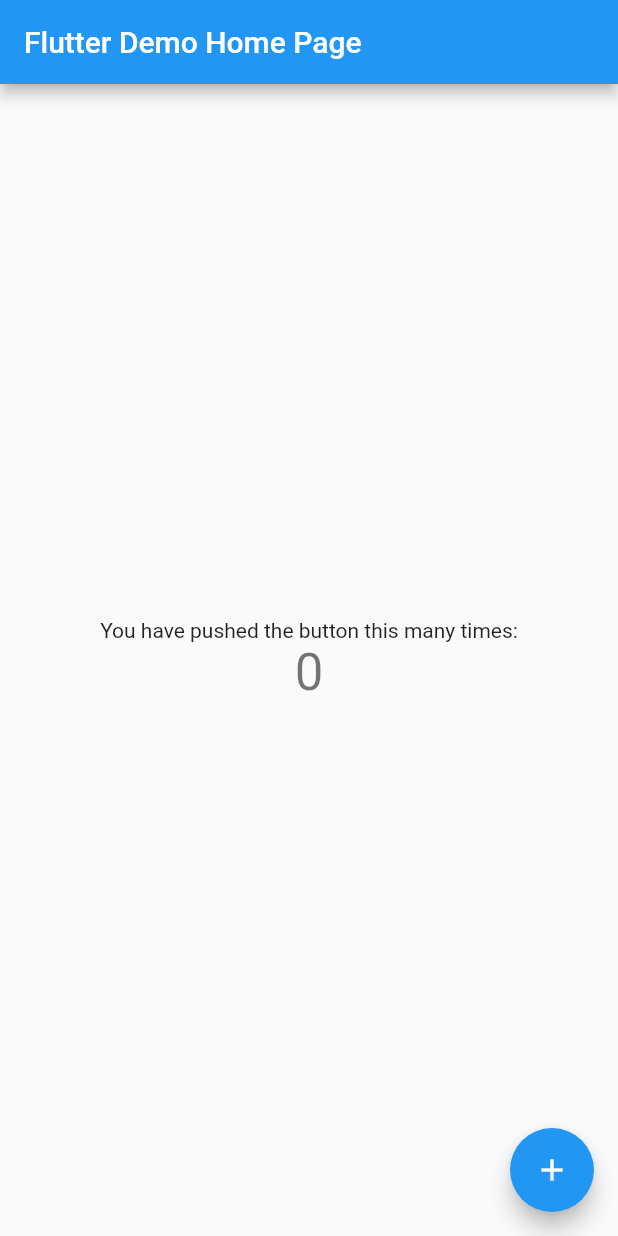
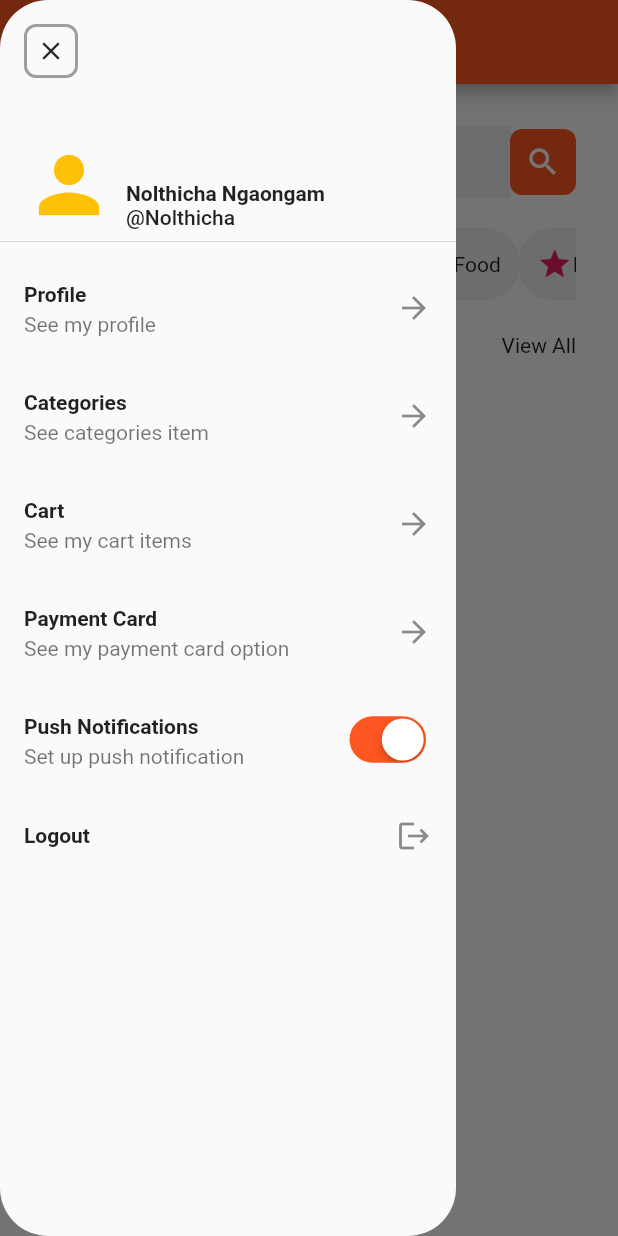
Before and after one commit to Nolthicha/food_app, a Flutter app: the screen it shows after launch, with the side drawer open (before the commit the screen has no drawer), on a phone screen of 412 x 824 dp. Run offline on Flutter 3.47's test engine with Material 2 defaults, Android fonts, the phone set to English and light mode, and no system bars.

Commit message:
added home page

```diff
--- a/lib/main.dart
+++ b/lib/main.dart
@@ -1,4 +1,5 @@
 import 'package:flutter/material.dart';
+import 'package:food_app/pages/home.dart';
 
 void main() {
   runApp(const MyApp());
@@ -7,109 +8,14 @@ void main() {
 class MyApp extends StatelessWidget {
   const MyApp({Key? key}) : super(key: key);
 
-  // This widget is the root of your application.
   @override
   Widget build(BuildContext context) {
     return MaterialApp(
-      title: 'Flutter Demo',
+      title: 'Fooddy',
       theme: ThemeData(
-        // This is the theme of your application.
-        //
-        // Try running your application with "flutter run". You'll see the
-        // application has a blue toolbar. Then, without quitting the app, try
-        // changing the primarySwatch below to Colors.green and then invoke
-        // "hot reload" (press "r" in the console where you ran "flutter run",
-        // or simply save your changes to "hot reload" in a Flutter IDE).
-        // Notice that the counter didn't reset back to zero; the application
-        // is not restarted.
-        primarySwatch: Colors.blue,
+        primarySwatch: Colors.deepOrange,
       ),
-      home: const MyHomePage(title: 'Flutter Demo Home Page'),
+      home: const Home(),
     );
   }
 }
-
-class MyHomePage extends StatefulWidget {
-  const MyHomePage({Key? key, required this.title}) : super(key: key);
-
-  // This widget is the home page of your application. It is stateful, meaning
-  // that it has a State object (defined below) that contains fields that affect
-  // how it looks.
-
-  // This class is the configuration for the state. It holds the values (in this
-  // case the title) provided by the parent (in this case the App widget) and
-  // used by the build method of the State. Fields in a Widget subclass are
-  // always marked "final".
-
-  final String title;
-
-  @override
-  State<MyHomePage> createState() => _MyHomePageState();
-}
-
-class _MyHomePageState extends State<MyHomePage> {
-  int _counter = 0;
-
-  void _incrementCounter() {
-    setState(() {
-      // This call to setState tells the Flutter framework that something has
-      // changed in this State, which causes it to rerun the build method below
-      // so that the display can reflect the updated values. If we changed
-      // _counter without calling setState(), then the build method would not be
-      // called again, and so nothing would appear to happen.
-      _counter++;
-    });
-  }
-
-  @override
-  Widget build(BuildContext context) {
-    // This method is rerun every time setState is called, for instance as done
-    // by the _incrementCounter method above.
-    //
-    // The Flutter framework has been optimized to make rerunning build methods
-    // fast, so that you can just rebuild anything that needs updating rather
-    // than having to individually change instances of widgets.
-    return Scaffold(
-      appBar: AppBar(
-        // Here we take the value from the MyHomePage object that was created by
-        // the App.build method, and use it to set our appbar title.
-        title: Text(widget.title),
-      ),
-      body: Center(
-        // Center is a layout widget. It takes a single child and positions it
-        // in the middle of the parent.
-        child: Column(
-          // Column is also a layout widget. It takes a list of children and
-          // arranges them vertically. By default, it sizes itself to fit its
-          // children horizontally, and tries to be as tall as its parent.
-          //
-          // Invoke "debug painting" (press "p" in the console, choose the
-          // "Toggle Debug Paint" action from the Flutter Inspector in Android
-          // Studio, or the "Toggle Debug Paint" command in Visual Studio Code)
-          // to see the wireframe for each widget.
-          //
-          // Column has various properties to control how it sizes itself and
-          // how it positions its children. Here we use mainAxisAlignment to
-          // center the children vertically; the main axis here is the vertical
-          // axis because Columns are vertical (the cross axis would be
-          // horizontal).
-          mainAxisAlignment: MainAxisAlignment.center,
-          children: <Widget>[
-            const Text(
-              'You have pushed the button this many times:',
-            ),
-            Text(
-              '$_counter',
-              style: Theme.of(context).textTheme.headline4,
-            ),
-          ],
-        ),
-      ),
-      floatingActionButton: FloatingActionButton(
-        onPressed: _incrementCounter,
-        tooltip: 'Increment',
-        child: const Icon(Icons.add),
-      ), // This trailing comma makes auto-formatting nicer for build methods.
-    );
-  }
-}
--- /dev/null
+++ b/lib/pages/home.dart
@@ -0,0 +1,273 @@
+import 'package:flutter/cupertino.dart';
+import 'package:flutter/material.dart';
+
+class Home extends StatefulWidget {
+  const Home({Key? key}) : super(key: key);
+
+  @override
+  State<Home> createState() => _HomeState();
+}
+
+class _HomeState extends State<Home> {
+  late TextEditingController _controller;
+
+  @override
+  void initState() {
+    super.initState();
+    _controller = TextEditingController();
+  }
+
+  @override
+  void dispose() {
+    _controller.dispose();
+    super.dispose();
+  }
+
+  @override
+  Widget build(BuildContext context) {
+    return Scaffold(
+      appBar: AppBar(
+        title: const Text('Fooddy'),
+      ),
+      drawer: _buildDrawer(),
+      body: ListView(
+        padding: const EdgeInsets.all(28),
+        children: [
+          _buildSearchField(),
+          const SizedBox(height: 20),
+          _buildCategories(),
+          const SizedBox(height: 20),
+          _buildPopularFoods()
+        ],
+      ),
+    );
+  }
+
+  Widget _buildPopularFoods() {
+    return Row(
+      children: const [
+        Text(
+          'Popular Foods',
+          style: TextStyle(fontWeight: FontWeight.bold),
+        ),
+        Spacer(),
+        Text('View All'),
+      ],
+    );
+  }
+
+  Widget _buildCategories() {
+    return SizedBox(
+      height: 50,
+      child: ListView.builder(
+        shrinkWrap: true,
+        itemCount: 5,
+        scrollDirection: Axis.horizontal,
+        itemBuilder: (context, index) {
+          return Column(
+            children: [
+              Container(
+                padding: const EdgeInsets.all(12),
+                decoration: BoxDecoration(
+                  borderRadius: const BorderRadius.all(
+                    Radius.circular(22),
+                  ),
+                  color: Colors.grey[200],
+                ),
+                child: Row(
+                  children: const [
+                    Icon(
+                      Icons.star,
+                      color: Colors.pink,
+                    ),
+                    Text('Food')
+                  ],
+                ),
+              ),
+              const SizedBox(width: 28),
+            ],
+          );
+        },
+      ),
+    );
+  }
+
+  Widget _buildSearchField() {
+    return Row(
+      children: [
+        Flexible(
+          child: TextFormField(
+            controller: _controller,
+            decoration: InputDecoration(
+              hintText: 'Search',
+              contentPadding: const EdgeInsets.all(8),
+              filled: true,
+              fillColor: Colors.grey[200],
+              focusedBorder: const OutlineInputBorder(
+                borderRadius: BorderRadius.only(
+                  topLeft: Radius.circular(18),
+                  bottomLeft: Radius.circular(18),
+                ),
+                borderSide: BorderSide(
+                  color: Colors.transparent,
+                ),
+              ),
+              enabledBorder: const OutlineInputBorder(
+                borderRadius: BorderRadius.only(
+                  topLeft: Radius.circular(18),
+                  bottomLeft: Radius.circular(18),
+                ),
+                borderSide: BorderSide(
+                  color: Colors.transparent,
+                ),
+              ),
+            ),
+          ),
+        ),
+        Container(
+          padding: const EdgeInsets.all(10),
+          decoration: const BoxDecoration(
+            borderRadius: BorderRadius.all(
+              Radius.circular(8),
+            ),
+            color: Colors.deepOrange,
+          ),
+          child: const Icon(
+            Icons.search,
+            color: Colors.white,
+          ),
+        )
+      ],
+    );
+  }
+
+  ClipRRect _buildDrawer() {
+    return ClipRRect(
+      borderRadius: const BorderRadius.vertical(
+        top: Radius.circular(32),
+        bottom: Radius.circular(32),
+      ),
+      child: Drawer(
+        child: ListView(
+          padding: EdgeInsets.zero,
+          children: [
+            DrawerHeader(
+              child: Column(
+                crossAxisAlignment: CrossAxisAlignment.start,
+                children: [
+                  Container(
+                    padding: const EdgeInsets.all(6),
+                    decoration: BoxDecoration(
+                      borderRadius: const BorderRadius.all(
+                        Radius.circular(8),
+                      ),
+                      border: Border.all(
+                        color: Colors.grey,
+                        width: 2,
+                      ),
+                    ),
+                    child: const Icon(
+                      Icons.close,
+                      size: 20,
+                    ),
+                  ),
+                  const Spacer(),
+                  Row(
+                    crossAxisAlignment: CrossAxisAlignment.end,
+                    children: [
+                      Container(
+                        decoration: const BoxDecoration(
+                          borderRadius: BorderRadius.all(
+                            Radius.circular(5.0),
+                          ),
+                        ),
+                        child: const Icon(
+                          Icons.person,
+                          color: Colors.amber,
+                          size: 60,
+                        ),
+                      ),
+                      const SizedBox(width: 8),
+                      Column(
+                        crossAxisAlignment: CrossAxisAlignment.start,
+                        mainAxisAlignment: MainAxisAlignment.end,
+                        children: const [
+                          Text(
+                            'Nolthicha Ngaongam',
+                            style: TextStyle(fontWeight: FontWeight.bold),
+                          ),
+                          Text('@Nolthicha'),
+                        ],
+                      ),
+                    ],
+                  ),
+                ],
+              ),
+            ),
+            const ListTile(
+              title: Text(
+                'Profile',
+                style: TextStyle(fontWeight: FontWeight.bold),
+              ),
+              subtitle: Text(
+                'See my profile',
+              ),
+              trailing: Icon(Icons.arrow_forward),
+            ),
+            const ListTile(
+              title: Text(
+                'Categories',
+                style: TextStyle(fontWeight: FontWeight.bold),
+              ),
+              subtitle: Text(
+                'See categories item',
+              ),
+              trailing: Icon(Icons.arrow_forward),
+            ),
+            const ListTile(
+              title: Text(
+                'Cart',
+                style: TextStyle(fontWeight: FontWeight.bold),
+              ),
+              subtitle: Text(
+                'See my cart items',
+              ),
+              trailing: Icon(Icons.arrow_forward),
+            ),
+            const ListTile(
+              title: Text(
+                'Payment Card',
+                style: TextStyle(fontWeight: FontWeight.bold),
+              ),
+              subtitle: Text(
+                'See my payment card option',
+              ),
+              trailing: Icon(Icons.arrow_forward),
+            ),
+            ListTile(
+              title: const Text(
+                'Push Notifications',
+                style: TextStyle(fontWeight: FontWeight.bold),
+              ),
+              subtitle: const Text(
+                'Set up push notification',
+              ),
+              trailing: CupertinoSwitch(
+                value: true,
+                activeColor: Colors.deepOrange,
+                onChanged: (value) {},
+              ),
+            ),
+            const ListTile(
+              title: Text(
+                'Logout',
+                style: TextStyle(fontWeight: FontWeight.bold),
+              ),
+              trailing: Icon(Icons.logout),
+            )
+          ],
+        ),
+      ),
+    );
+  }
+}
```
